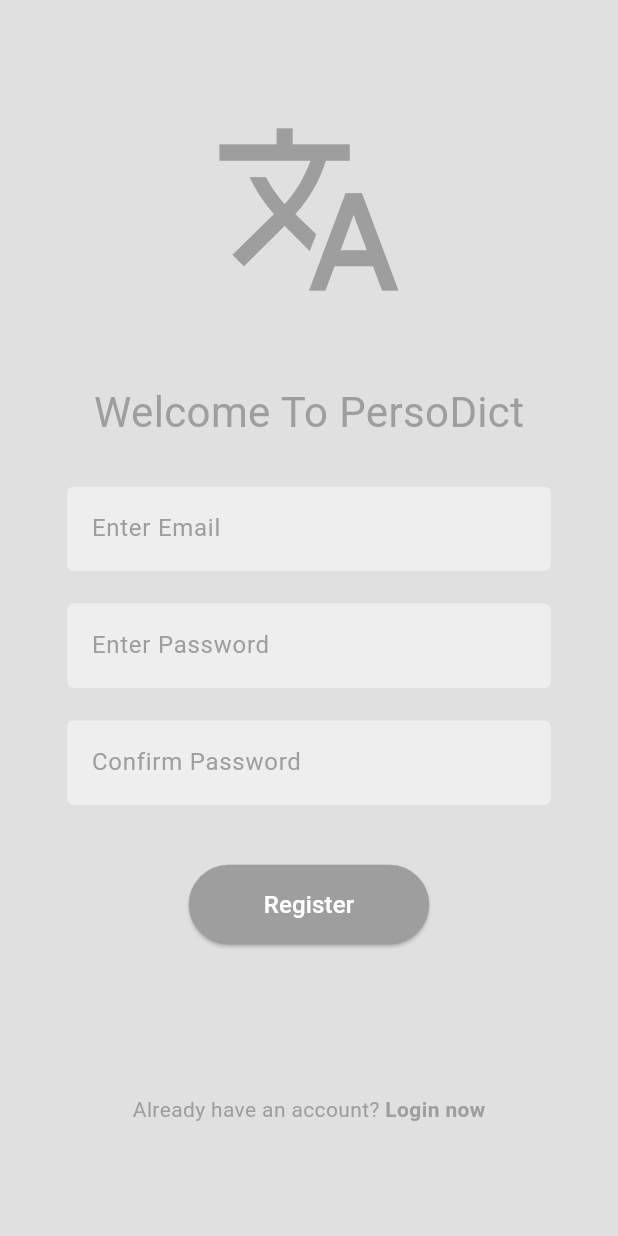
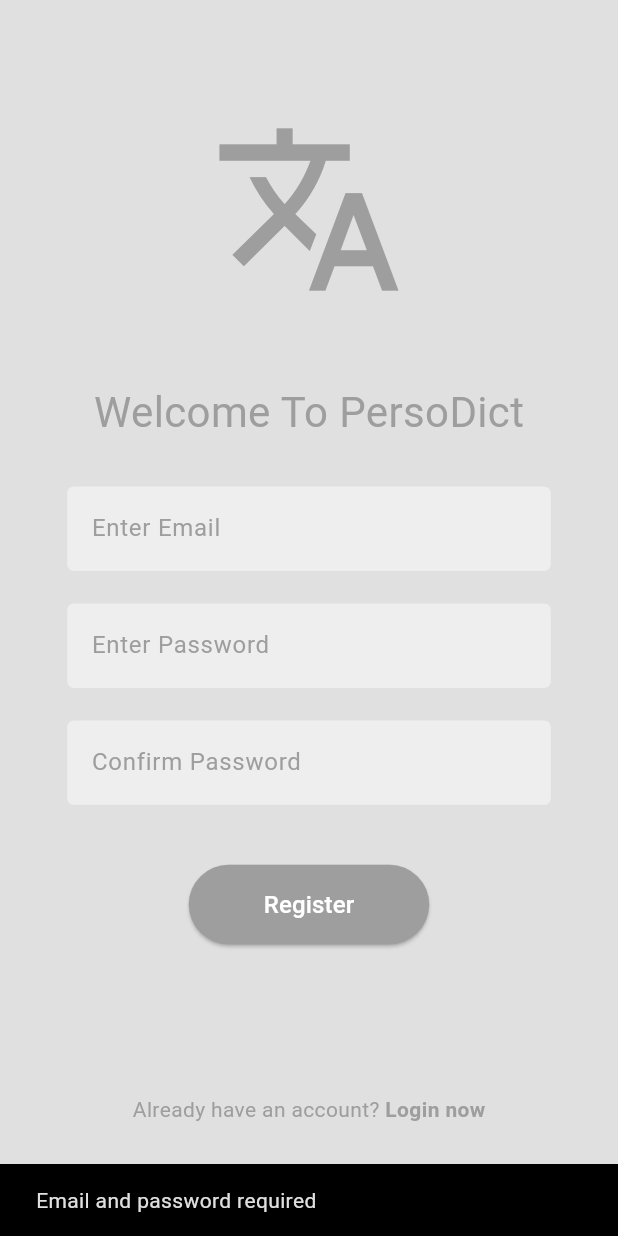
Before and after one commit to aghyadallogie/Fersodic, a Flutter app: the screen it shows after launch, after a tap on "Register now", after a tap on "Register", on a phone screen of 412 x 824 dp. Run offline on Flutter 3.47's test engine with Material 3 defaults, Android fonts, the phone set to English and light mode, and no system bars; our stand-ins replace flutter_dotenv, flutter_riverpod, flutter_secure_storage, jwt_decoder, riverpod; missing offline and left inert: bcrypt, mongo_dart.

Commit message:
feat(darkmode): functional auth with dark mode

```diff
--- /dev/null
+++ b/lib/data/auth_repository.dart
@@ -0,0 +1,89 @@
+import 'package:fersodict/core/jwt.dart';
+import 'package:fersodict/core/secure_storage.dart';
+import 'package:mongo_dart/mongo_dart.dart';
+import 'package:bcrypt/bcrypt.dart';
+import '../models/user.dart';
+import 'mongo_service.dart';
+
+/// Repository responsible for user authentication and account creation.
+///
+/// Provides methods to register users, authenticate credentials and produce
+/// JWT tokens. This class uses `MongoService` for persistence and
+/// `bcrypt` for password hashing.
+class AuthRepository {
+  /// Register a new user and return the created user's id as a string.
+  ///
+  /// Throws [EmailAlreadyRegistered] if an account with [email] already
+  /// exists, or [CouldNotInsertUser] if the insertion into the database
+  /// fails.
+  Future<String> register({
+    required String email,
+    required String plainPassword,
+    String? name,
+  }) async {
+    await MongoService.open();
+
+    final exists = await MongoService.users.findOne({'email': email});
+    if (exists != null) throw EmailAlreadyRegistered();
+
+    final hash = BCrypt.hashpw(plainPassword, BCrypt.gensalt());
+
+    final user = User(
+      id: ObjectId(),
+      email: email,
+      name: name,
+      hashedPassword: hash,
+    );
+
+    final result = await MongoService.users.insertOne(user.toMap());
+    if (!result.isSuccess) throw CouldNotInsertUser();
+
+    return result.id.toString();
+  }
+
+  /// Authenticate a user with [email] and [plainPassword].
+  ///
+  /// On success returns a newly generated JWT token and stores it via
+  /// secure storage. Throws [InvalidCredentials] when authentication fails.
+  Future<String> login({
+    required String email,
+    required String plainPassword,
+  }) async {
+    await MongoService.open();
+
+    final userMap = await MongoService.users.findOne({'email': email});
+    if (userMap == null) throw InvalidCredentials();
+
+    final userId = userMap['_id'].toString();
+    final token = generateToken(userId);
+
+    final storedHash = userMap['hashedPassword'] as String;
+    final matches = BCrypt.checkpw(plainPassword, storedHash);
+    if (!matches) throw InvalidCredentials();
+
+    await storeToken(token); // save immediately
+    return token;
+  }
+
+  /// Convenience method that registers a user then logs them in.
+  ///
+  /// Returns the authentication token from [login]. Errors from either
+  /// method are propagated.
+  Future<String> registerAndLogin({
+    required String email,
+    required String plainPassword,
+    String? name,
+  }) async {
+    await register(email: email, plainPassword: plainPassword, name: name);
+    return login(email: email, plainPassword: plainPassword);
+  }
+}
+
+/// Thrown when the provided credentials are invalid.
+class InvalidCredentials implements Exception {}
+
+/// Thrown when an account with the given email already exists.
+class EmailAlreadyRegistered implements Exception {}
+
+/// Thrown when creating a new user in the database fails.
+class CouldNotInsertUser implements Exception {}
--- a/lib/main.dart
+++ b/lib/main.dart
@@ -1,22 +1,40 @@
 import 'package:fersodict/auth/auth.dart';
+import 'package:fersodict/pages/home_page.dart';
+import 'package:fersodict/providers/auth_notifier.dart';
+import 'package:fersodict/themes/dark_mode.dart';
 import 'package:fersodict/themes/light_mode.dart';
+import 'package:fersodict/themes/theme_provider.dart';
 import 'package:flutter/material.dart';
+import 'package:flutter_dotenv/flutter_dotenv.dart';
+import 'package:flutter_riverpod/flutter_riverpod.dart';
 
-void main() {
-  runApp(const MyApp());
+void main() async {
+  WidgetsFlutterBinding.ensureInitialized();
+
+  await dotenv.load(fileName: ".env");
+
+  runApp(const ProviderScope(child: MyApp()));
 }
 
-class MyApp extends StatelessWidget {
+class MyApp extends ConsumerWidget {
   const MyApp({super.key});
 
-  // This widget is the root of your application.
   @override
-  Widget build(BuildContext context) {
+  Widget build(BuildContext context, WidgetRef ref) {
+    final token = ref.watch(authNotifierProvider).value;
+    final themeMode = ref.watch(themeProvider);
+
     return MaterialApp(
       title: 'FersoDict',
       debugShowCheckedModeBanner: false,
-      home: Authentication(),
       theme: lightMode,
+      darkTheme: darkMode,
+      themeMode: themeMode,
+      home: token == null ? const Authentication() : const HomePage(),
+      routes: {
+        '/auth': (_) => const Authentication(),
+        '/home': (_) => const HomePage(),
+      },
     );
   }
 }
--- /dev/null
+++ b/lib/models/user.dart
@@ -0,0 +1,30 @@
+import 'package:mongo_dart/mongo_dart.dart';
+
+class User {
+  final ObjectId id;
+  final String email;
+  final String? name;
+  final String hashedPassword;
+
+  User({
+    required this.id,
+    required this.email,
+    this.name,
+    required this.hashedPassword,
+  });
+
+  /// from MongoDB map
+  factory User.fromMap(Map<String, dynamic> map) => User(
+    id: map['_id'] as ObjectId,
+    email: map['email'] as String,
+    name: map['name'] as String?,
+    hashedPassword: map['hashedPassword'] as String,
+  );
+
+  /// to MongoDB map (id generated by Mongo)
+  Map<String, dynamic> toMap() => <String, dynamic>{
+    'email': email,
+    if (name != null) 'name': name,
+    'hashedPassword': hashedPassword,
+  };
+}
--- a/lib/pages/login_page.dart
+++ b/lib/pages/login_page.dart
@@ -1,23 +1,50 @@
 import 'package:fersodict/components/button.dart';
 import 'package:fersodict/components/textfield.dart';
 import 'package:flutter/material.dart';
+import 'package:flutter_riverpod/flutter_riverpod.dart';
 
-class LoginPage extends StatelessWidget {
+import '../providers/auth_notifier.dart';
+
+class LoginPage extends ConsumerWidget {
   final TextEditingController _emailController = TextEditingController();
   final TextEditingController _passwordController = TextEditingController();
   final void Function()? onTap;
 
   LoginPage({super.key, required this.onTap});
 
-  void login() {
-    // Implement login logic here
-    String email = _emailController.text;
-    String password = _passwordController.text;
-    print('Email: $email, Password: $password');
+  Future<void> login(BuildContext context, WidgetRef ref) async {
+    final email = _emailController.text.trim();
+    final password = _passwordController.text.trim();
+
+    if (email.isEmpty || password.isEmpty) {
+      ScaffoldMessenger.of(context).showSnackBar(
+        const SnackBar(content: Text('Email and password required')),
+      );
+      return;
+    }
+
+    await ref.read(authNotifierProvider.notifier).login(email, password);
+
+    final authState = ref.read(authNotifierProvider);
+
+    if (!context.mounted) return;
+
+    authState.when(
+      loading: () {},
+      error: (_, __) => ScaffoldMessenger.of(
+        context,
+      ).showSnackBar(const SnackBar(content: Text('Invalid credentials'))),
+      data: (token) {
+        print('token:::::::::::: $token');
+        if (token != null) {
+          Navigator.pushReplacementNamed(context, '/home');
+        }
+      },
+    );
   }
 
   @override
-  Widget build(BuildContext context) {
+  Widget build(BuildContext context, WidgetRef ref) {
     return Scaffold(
       body: Center(
         child: Column(
@@ -45,7 +72,7 @@
               controller: _passwordController,
             ),
             SizedBox(height: 40),
-            Button(text: 'Login', onPressed: login),
+            Button(text: 'Login', onPressed: () => login(context, ref)),
             SizedBox(height: 80),
             Row(
               mainAxisAlignment: MainAxisAlignment.center,
--- a/lib/pages/register_page.dart
+++ b/lib/pages/register_page.dart
@@ -1,25 +1,77 @@
 import 'package:fersodict/components/button.dart';
 import 'package:fersodict/components/textfield.dart';
+import 'package:fersodict/providers/auth_notifier.dart';
 import 'package:flutter/material.dart';
+import 'package:flutter_riverpod/flutter_riverpod.dart';
 
-class RegisterPage extends StatelessWidget {
+import '../data/auth_repository.dart';
+import '../providers/auth_repository_provider.dart';
+
+class RegisterPage extends ConsumerWidget {
   final TextEditingController _emailController = TextEditingController();
   final TextEditingController _passwordController = TextEditingController();
   final TextEditingController _confirmPasswordController =
       TextEditingController();
+
   final void Function()? onTap;
 
   RegisterPage({super.key, required this.onTap});
 
-  void register() {
-    // Implement register logic here
-    String email = _emailController.text;
-    String password = _passwordController.text;
-    print('Email: $email, Password: $password');
+  Future<void> register(BuildContext context, WidgetRef ref) async {
+    final email = _emailController.text.trim();
+    final password = _passwordController.text.trim();
+    final confirm = _confirmPasswordController.text.trim();
+
+    if (email.isEmpty || password.isEmpty) {
+      ScaffoldMessenger.of(context).showSnackBar(
+        const SnackBar(content: Text('Email and password required')),
+      );
+      return;
+    }
+    if (password != confirm) {
+      ScaffoldMessenger.of(
+        context,
+      ).showSnackBar(const SnackBar(content: Text('Passwords do not match')));
+      return;
+    }
+
+    try {
+      await ref
+          .read(authRepositoryProvider)
+          .registerAndLogin(email: email, plainPassword: password, name: null);
+
+      await ref.read(authNotifierProvider.notifier).login(email, password);
+
+      final authState = ref.read(authNotifierProvider);
+
+      if (!context.mounted) return;
+
+      authState.when(
+        loading: () {},
+        error: (_, __) => ScaffoldMessenger.of(
+          context,
+        ).showSnackBar(const SnackBar(content: Text('Invalid credentials'))),
+        data: (token) {
+          print('token:::::::::::: $token');
+          if (token != null) {
+            Navigator.pushReplacementNamed(context, '/home');
+          }
+        },
+      );
+    } on EmailAlreadyRegistered {
+      ScaffoldMessenger.of(
+        context,
+      ).showSnackBar(const SnackBar(content: Text('Email already registered')));
+    } catch (err) {
+      print(err);
+      ScaffoldMessenger.of(
+        context,
+      ).showSnackBar(const SnackBar(content: Text('Registration failed')));
+    }
   }
 
   @override
-  Widget build(BuildContext context) {
+  Widget build(BuildContext context, WidgetRef ref) {
     return Scaffold(
       body: Center(
         child: Column(
@@ -30,7 +82,7 @@
               size: 130,
               color: Theme.of(context).colorScheme.primary,
             ),
-            SizedBox(height: 50),
+            const SizedBox(height: 50),
             Text(
               'Welcome To PersoDict',
               style: TextStyle(
@@ -38,23 +90,24 @@
                 color: Theme.of(context).colorScheme.primary,
               ),
             ),
-            SizedBox(height: 30),
+            const SizedBox(height: 30),
             Textfield(hintText: 'Enter Email', controller: _emailController),
-            SizedBox(height: 22),
+            const SizedBox(height: 22),
             Textfield(
               hintText: 'Enter Password',
               isObscure: true,
               controller: _passwordController,
             ),
-            SizedBox(height: 22),
+            const SizedBox(height: 22),
             Textfield(
               hintText: 'Confirm Password',
+              isObscure: true,
               controller: _confirmPasswordController,
             ),
-            SizedBox(height: 40),
-            Button(text: 'Register', onPressed: register),
-            SizedBox(height: 20),
-            SizedBox(height: 80),
+            const SizedBox(height: 40),
+            Button(text: 'Register', onPressed: () => register(context, ref)),
+            const SizedBox(height: 20),
+            const SizedBox(height: 80),
             Row(
               mainAxisAlignment: MainAxisAlignment.center,
               children: [
--- /dev/null
+++ b/lib/providers/auth_notifier.dart
@@ -0,0 +1,64 @@
+import 'package:fersodict/core/jwt.dart';
+import 'package:fersodict/core/secure_storage.dart';
+import 'package:fersodict/providers/auth_repository_provider.dart';
+import 'package:flutter_riverpod/legacy.dart';
+import 'package:riverpod/riverpod.dart';
+
+import '../data/auth_repository.dart';
+
+/// Provider exposing the current authentication token state.
+///
+/// The state is an `AsyncValue<String?>` where the value is either a
+/// JWT token (when authenticated) or `null` (when not authenticated).
+final authNotifierProvider =
+    StateNotifierProvider<AuthNotifier, AsyncValue<String?>>(
+      (ref) => AuthNotifier(ref.read(authRepositoryProvider)),
+    );
+
+/// Manages authentication state and token lifecycle.
+///
+/// Responsibilities:
+/// - Restore a previously stored token on construction.
+/// - Provide `login` to fetch/store a token via `AuthRepository`.
+/// - Provide `logout` to remove the token and clear state.
+class AuthNotifier extends StateNotifier<AsyncValue<String?>> {
+  /// Creates an [AuthNotifier] with the given repository.
+  /// Automatically attempts to restore a saved token.
+  AuthNotifier(this._repo) : super(const AsyncData(null)) {
+    _restore();
+  }
+
+  final AuthRepository _repo;
+
+  /// Restore token from secure storage if present and valid.
+  ///
+  /// If a stored token is valid, the state becomes `AsyncData(token)`.
+  /// If no token is found or it is invalid/expired, the token is removed
+  /// from storage and state remains unauthenticated (`null`).
+  Future<void> _restore() async {
+    final token = await getToken();
+    if (token != null && isTokenValid(token)) {
+      state = AsyncData(token);
+    } else {
+      await deleteToken();
+    }
+  }
+
+  /// Attempt to log in using [email] and [plainPassword].
+  ///
+  /// While the request is in flight the state is set to `AsyncLoading()`;
+  /// on success the state becomes `AsyncData(token)`, on error the state
+  /// contains the error inside an `AsyncError` (handled by `AsyncValue.guard`).
+  Future<void> login(String email, String plainPassword) async {
+    state = const AsyncLoading();
+    state = await AsyncValue.guard(
+      () => _repo.login(email: email, plainPassword: plainPassword),
+    );
+  }
+
+  /// Log out the current user: delete stored token and clear state.
+  Future<void> logout() async {
+    await deleteToken();
+    state = const AsyncData(null);
+  }
+}
--- /dev/null
+++ b/lib/providers/auth_repository_provider.dart
@@ -0,0 +1,6 @@
+import 'package:riverpod/riverpod.dart';
+import '../data/auth_repository.dart';
+
+final authRepositoryProvider = Provider<AuthRepository>((ref) {
+  return AuthRepository();
+});
--- /dev/null
+++ b/lib/themes/dark_mode.dart
@@ -0,0 +1,11 @@
+import 'package:flutter/material.dart';
+
+ThemeData darkMode = ThemeData(
+  colorScheme: ColorScheme.dark(
+    surface: Colors.grey.shade900,
+    primary: Colors.grey.shade500,
+    secondary: Colors.grey.shade800,
+    tertiary: Colors.grey.shade300,
+    inversePrimary: Colors.grey.shade900,
+  ),
+);
--- /dev/null
+++ b/lib/themes/theme_provider.dart
@@ -0,0 +1,19 @@
+import 'package:flutter/material.dart';
+import 'package:flutter_riverpod/legacy.dart';
+
+// State notifier for theme mode
+class ThemeNotifier extends StateNotifier<ThemeMode> {
+  ThemeNotifier() : super(ThemeMode.system);
+
+  void toggleTheme() {
+    state = state == ThemeMode.light ? ThemeMode.dark : ThemeMode.light;
+  }
+
+  void setTheme(ThemeMode mode) {
+    state = mode;
+  }
+}
+
+final themeProvider = StateNotifierProvider<ThemeNotifier, ThemeMode>((ref) {
+  return ThemeNotifier();
+});
```
Also changed, not shown: lib/components/theme_toggler.dart (added, +21 -0 lines), lib/core/jwt.dart (added, +29 -0 lines), lib/core/secure_storage.dart (added, +12 -0 lines), lib/data/mongo_service.dart (added, +21 -0 lines), lib/pages/home_page.dart (added, +30 -0 lines), pubspec.yaml (+9 -1 lines), pubspec.lock, 7 other files.
